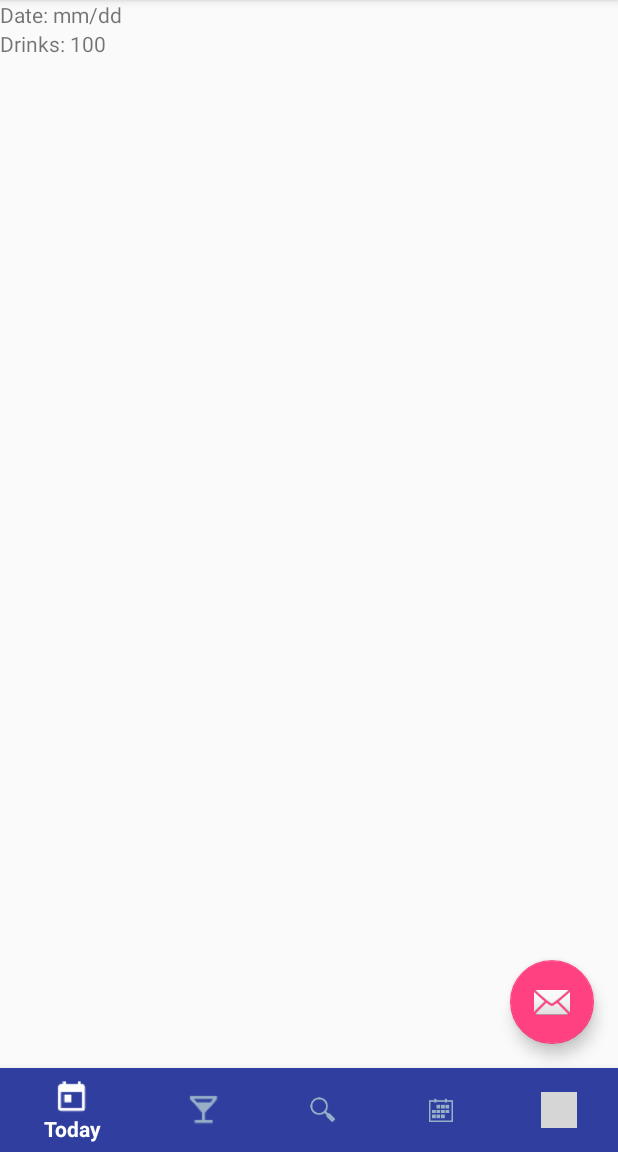
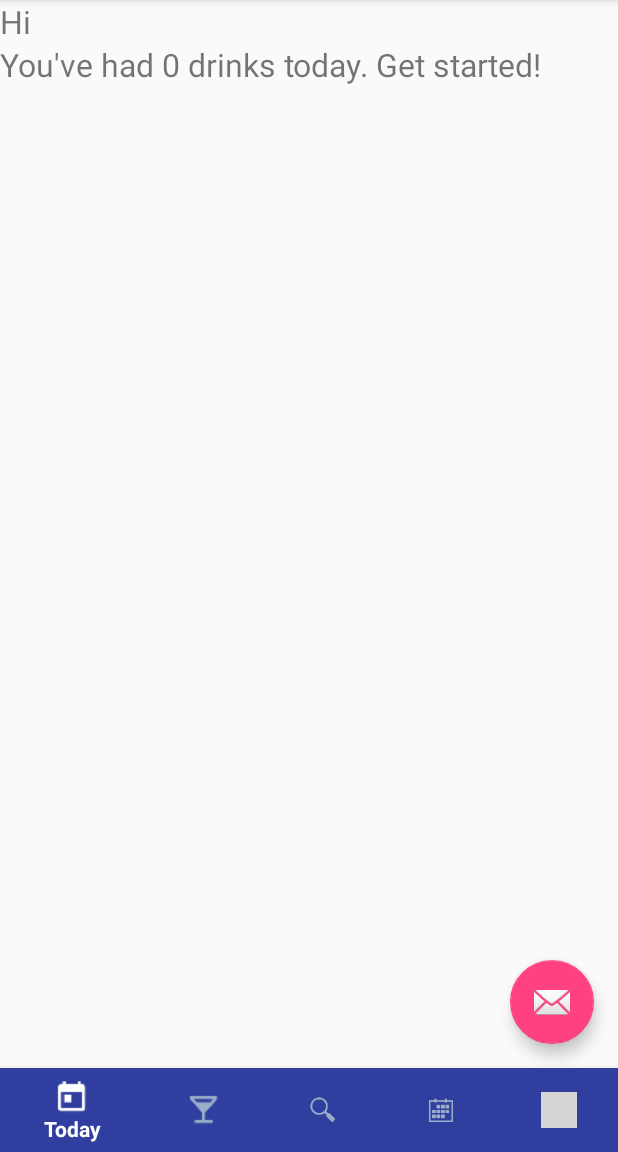
Before and after one commit to mariocsee/DrankBank, an Android app: the MainActivity screen opened directly, with no data from a screen before it, on a phone screen of 412 x 824 dp, the part 84-1236 px from its top. Run offline under Robolectric (Android 15) with nearby library versions, the phone set to English and light mode, and no system bars; our stand-ins replace Firebase (no records; nobody signed in at launch, a user with empty details on screens opened directly); grey boxes are pictures that could not be loaded.

```diff
--- a/app/src/main/AndroidManifest.xml
+++ b/app/src/main/AndroidManifest.xml
@@ -34,9 +34,9 @@
             android:theme="@style/AppTheme.NoActionBar" />
         <activity
             android:name=".CreateEntryActivity"
-            android:label="Create Entry"
+            android:label="Add a drink"
             android:screenOrientation="portrait"
-            android:theme="@style/AppTheme.NoActionBar" />
+            android:theme="@style/createDialog" />
         <activity android:name=".TodayActivity"
             android:label="Today Activity"
             android:screenOrientation="portrait"
@@ -58,7 +58,7 @@
             android:name=".ShowDrinkActivity"
             android:label="Show Drink"
             android:screenOrientation="portrait"
-            android:theme="@style/Base.Theme.AppCompat.Light" />
+            android:theme="@style/AppTheme.NoActionBar" />
     </application>
 
 </manifest>
--- a/app/src/main/java/drankbank/android/drankbank/MainActivity.java
+++ b/app/src/main/java/drankbank/android/drankbank/MainActivity.java
@@ -57,7 +57,7 @@ public class MainActivity extends AppCompatActivity
     private void setUpUI() {
         setUpToolBar();
         setUpBottomNav();
-        setUpRecyclerView();
+        //setUpRecyclerView();
         setUpDrawer();
         setUpFab();
     }
@@ -133,11 +133,10 @@ public class MainActivity extends AppCompatActivity
 
     /*
     Set up recycler view of today's drinks
-     */
     private void setUpRecyclerView() {
         List<Entry> entryList = new ArrayList<>();
 
-        entryAdapter = new EntryAdapter(entryList, this);
+        entryAdapter = new EntryAdapter(Context context, this);
 
         RecyclerView recyclerEntry = (RecyclerView) findViewById(
                 R.id.recyclerEntry);
@@ -149,7 +148,7 @@ public class MainActivity extends AppCompatActivity
         ItemTouchHelper touchHelper = new ItemTouchHelper(
                 touchHelperCallback);
         touchHelper.attachToRecyclerView(recyclerEntry);
-    }
+    }*/
 
     /*
     Handles when back button is pressed
--- a/app/src/main/java/drankbank/android/drankbank/data/Drink.java
+++ b/app/src/main/java/drankbank/android/drankbank/data/Drink.java
@@ -26,7 +26,6 @@ public class Drink implements Serializable {
     public Drink(Datum data) {
         try {
             this.name = data.getName();
-
         } catch (NullPointerException e){
             Log.d("TAG_ERROR", e.getMessage());
             this.name = "No name available";
--- a/app/src/main/res/layout/content_today.xml
+++ b/app/src/main/res/layout/content_today.xml
@@ -1,56 +1,31 @@
 <?xml version="1.0" encoding="utf-8"?>
 <LinearLayout xmlns:android="http://schemas.android.com/apk/res/android"
+    xmlns:app="http://schemas.android.com/apk/res-auto"
     android:layout_width="match_parent"
     android:layout_height="match_parent"
-    android:orientation="vertical">
+    xmlns:tools="http://schemas.android.com/tools"
+    android:orientation="vertical"
+    tools:context=".TodayActivity">
 
-    <LinearLayout
+    <TextView
+        android:id="@+id/todayDate"
         android:layout_width="match_parent"
         android:layout_height="wrap_content"
-        android:orientation="vertical">
+        android:textSize="21sp"
+        android:text="Hi"/>
 
-        <LinearLayout
-            android:layout_width="match_parent"
-            android:layout_height="wrap_content"
-            android:orientation="horizontal">
+    <TextView
+        android:id="@+id/todayDrinkCount"
+        android:layout_width="match_parent"
+        android:layout_height="wrap_content"
+        android:text="@string/drink_count_initial"
+        android:textSize="21sp"/>
 
-            <TextView
-                android:id="@+id/tvDate"
-                android:layout_width="wrap_content"
-                android:layout_height="wrap_content"
-                android:text="Date: "/>
-
-            <TextView
-                android:id="@+id/todayDate"
-                android:layout_width="wrap_content"
-                android:layout_height="wrap_content"
-                android:text="mm/dd"/>
-
-        </LinearLayout>
-
-        <LinearLayout
-            android:layout_width="match_parent"
-            android:layout_height="wrap_content"
-            android:orientation="horizontal">
-
-            <TextView
-                android:layout_width="wrap_content"
-                android:layout_height="wrap_content"
-                android:text="Drinks: "/>
-
-            <TextView
-                android:id="@+id/todayDrinkCount"
-                android:layout_width="wrap_content"
-                android:layout_height="wrap_content"
-                android:text="100"/>
-
-        </LinearLayout>
-
-    </LinearLayout>
-
-    <ListView
+    <!-- Holds daily drinks -->
+    <android.support.v7.widget.RecyclerView
         android:id="@+id/todayDrinkList"
         android:layout_width="match_parent"
-        android:layout_height="wrap_content" />
+        android:layout_height="wrap_content"
+        app:layout_behavior="@string/appbar_scrolling_view_behavior" />
 
 </LinearLayout>
--- a/app/src/main/res/values/strings.xml
+++ b/app/src/main/res/values/strings.xml
@@ -7,4 +7,8 @@
     <string name="nav_settings">Settings</string>
     <string name="hint_search_drink">Search that drank</string>
     <string name="txt_beer">beer</string>
+    <string name="txt_add">Add</string>
+    <string name="txt_cancel">Cancel</string>
+    <string name="drink_count_initial">You\'ve had 0 drinks today. Get started!</string>
+    <string name="drink_count">You\'ve had %s$1 drinks today.</string>
 </resources>
--- a/app/src/main/res/values/styles.xml
+++ b/app/src/main/res/values/styles.xml
@@ -21,5 +21,9 @@
 
     <style name="LoginAppTheme.PopupOverlay" parent="ThemeOverlay.AppCompat.Light" />
 
+    <style name='createDialog' parent="Theme.AppCompat.Light.Dialog">
+        <item name="windowNoTitle">true</item>
+        <item name='android:windowActionBar'>false</item>
+    </style>
 
 </resources>
```
Also changed, not shown: app/src/main/java/drankbank/android/drankbank/BaseActivity.java (+12 -0 lines), app/src/main/java/drankbank/android/drankbank/CreateEntryActivity.java (+22 -15 lines), app/src/main/java/drankbank/android/drankbank/TodayActivity.java (+62 -2 lines), app/src/main/java/drankbank/android/drankbank/adapter/EntryAdapter.java (+36 -5 lines), app/src/main/res/layout/activity_create_entry.xml (+61 -37 lines).
